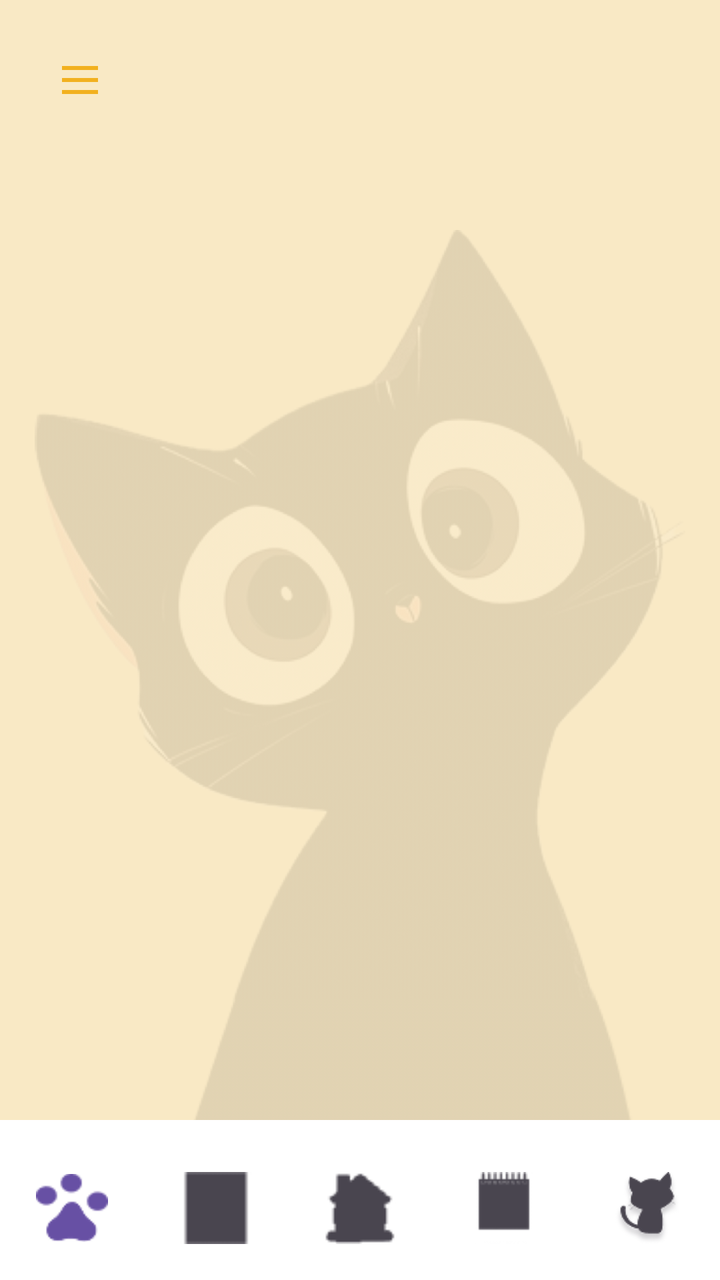
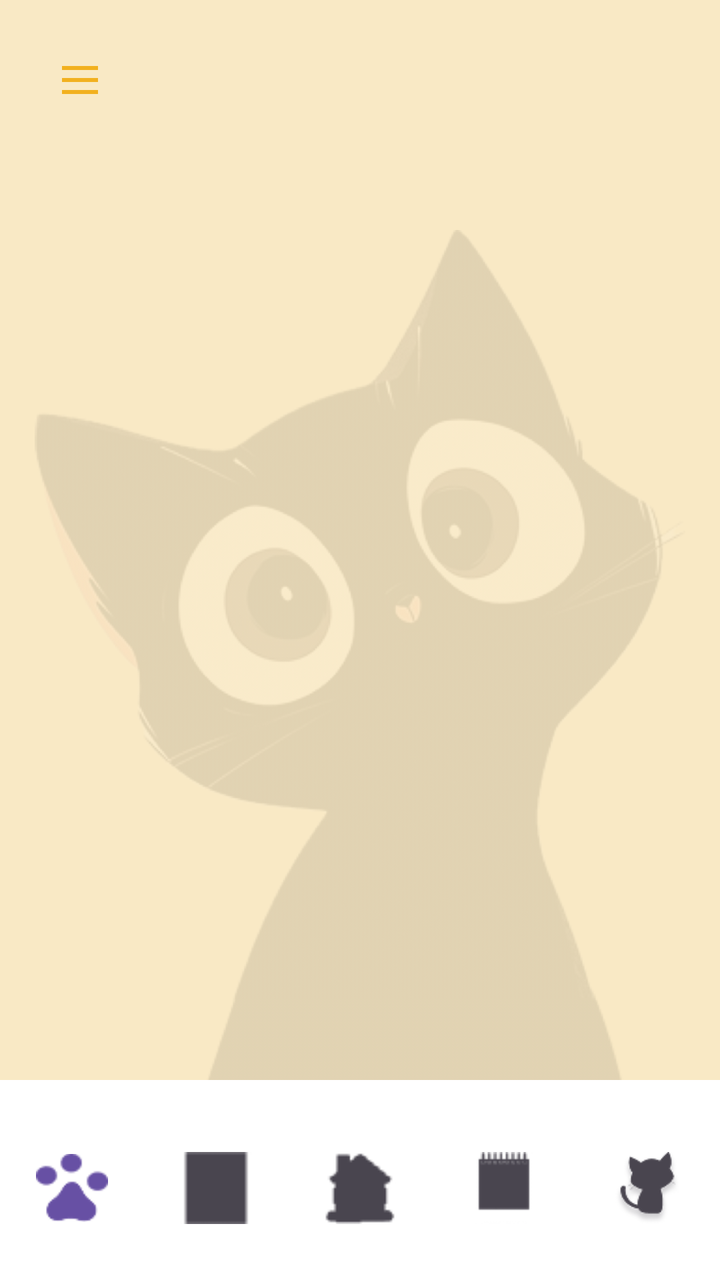

Two renders of the same Android screen: before a commit and after it. Below are the layout's source before the change and the commit's diff.
<!-- AndroidManifest.xml: application theme Theme.Pet_app -->
<!-- res/layout/activity_home.xml -->
<?xml version="1.0" encoding="utf-8"?>
<androidx.drawerlayout.widget.DrawerLayout xmlns:android="http://schemas.android.com/apk/res/android"
    xmlns:app="http://schemas.android.com/apk/res-auto"
    android:id="@+id/drawer_layout"
    android:layout_width="match_parent"
    android:layout_height="match_parent"
    android:background="#F9E9C5">

    <RelativeLayout
        android:layout_width="match_parent"
        android:layout_height="match_parent">

        <ImageView
            android:id="@+id/background_image"
            android:layout_width="372dp"
            android:layout_height="525dp"
            android:layout_alignParentBottom="true"
            android:layout_centerHorizontal="true"
            android:alpha="0.1"
            android:adjustViewBounds="true"
            android:scaleType="fitCenter"
            android:src="@drawable/into" />

        <ImageButton
            android:id="@+id/btn_menu"
            android:layout_width="48dp"
            android:layout_height="48dp"
            android:layout_margin="16dp"
            android:background="?attr/selectableItemBackgroundBorderless"
            android:src="@drawable/ic_login" />

        <FrameLayout
            android:id="@+id/fragment_container"
            android:layout_width="match_parent"
            android:layout_height="match_parent"
            android:layout_above="@id/bottom_navigation" />

        <com.google.android.material.bottomnavigation.BottomNavigationView
            android:id="@+id/bottom_navigation"
            android:layout_width="match_parent"
            android:layout_height="80dp"
            android:layout_alignParentBottom="true"
            android:background="#FFFFFF"
            android:paddingTop="8dp"
            app:itemIconSize="36dp"
            app:labelVisibilityMode="unlabeled"
            app:menu="@menu/bottom_nav_menu"
            app:itemIconTint="@null"/>

    </RelativeLayout>

    <com.google.android.material.navigation.NavigationView
        android:id="@+id/nav_view"
        android:layout_width="280dp"
        android:layout_height="match_parent"
        android:layout_gravity="start"
        android:background="#FFFFFF"
        app:headerLayout="@layout/nav_header_main" />

</androidx.drawerlayout.widget.DrawerLayout>
<!-- res/layout/nav_header_main.xml (included above) -->
<?xml version="1.0" encoding="utf-8"?>
<RelativeLayout xmlns:android="http://schemas.android.com/apk/res/android"
    android:layout_width="match_parent"
    android:layout_height="match_parent"
    xmlns:app="http://schemas.android.com/apk/res-auto"
    android:padding="20dp">

    <TextView
        android:id="@+id/txt_user_status"
        android:layout_width="wrap_content"
        android:layout_height="wrap_content"
        android:text="請先登入"
        android:textSize="20sp"
        android:textStyle="bold"
        android:layout_centerHorizontal="true"
        android:layout_marginTop="40dp"/>

    <ImageView
        android:id="@+id/img_user_avatar"
        android:layout_width="150dp"
        android:layout_height="150dp"
        android:layout_below="@id/txt_user_status"
        android:layout_centerHorizontal="true"
        android:layout_marginTop="30dp"
        android:src="@drawable/cat_placeholder" />

    <Button
        android:id="@+id/btn_login_logout"
        android:layout_width="match_parent"
        android:layout_height="wrap_content"
        android:layout_alignParentBottom="true"
        android:layout_marginBottom="50dp"
        android:text="登入"
        android:backgroundTint="#E6B34D"
        android:textColor="#FFFFFF"
        android:insetTop="0dp"
        android:insetBottom="0dp"
        app:cornerRadius="30dp"/>

</RelativeLayout>
<!-- resources referenced by this layout -->
<resources>
  <!-- drawable cat_placeholder (drawable) -->
  <?xml version="1.0" encoding="utf-8"?>
  <selector xmlns:android="http://schemas.android.com/apk/res/android">
  
  </selector>
  <!-- drawable ic_login (drawable) -->
  <vector xmlns:android="http://schemas.android.com/apk/res/android" android:height="24dp" android:tint="#F2B120" android:viewportHeight="960" android:viewportWidth="960" android:width="24dp">
        
      <path android:fillColor="@android:color/white" android:pathData="M120,280L120,200L840,200L840,280L120,280ZM120,760L120,680L840,680L840,760L120,760ZM120,520L120,440L840,440L840,520L120,520Z"/>
      
  </vector>
  <!-- drawable into: png bitmap (drawable, 304120 bytes) -->
  <style name="Theme.Pet_app" parent="Base.Theme.Pet_app" />
  <style name="Base.Theme.Pet_app" parent="Theme.Material3.DayNight.NoActionBar">
          
          
      </style>
</resources>

<!-- the commit's change to res/layout/activity_home.xml (unified diff, before → after) -->
@@ -38,7 +38,7 @@
         <com.google.android.material.bottomnavigation.BottomNavigationView
             android:id="@+id/bottom_navigation"
             android:layout_width="match_parent"
-            android:layout_height="80dp"
+            android:layout_height="100dp"
             android:layout_alignParentBottom="true"
             android:background="#FFFFFF"
             android:paddingTop="8dp"
